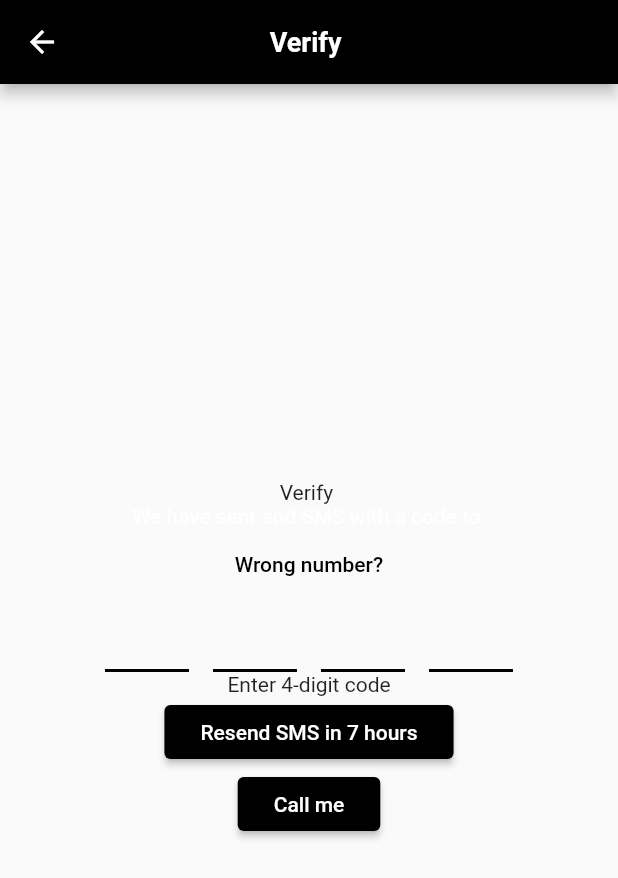
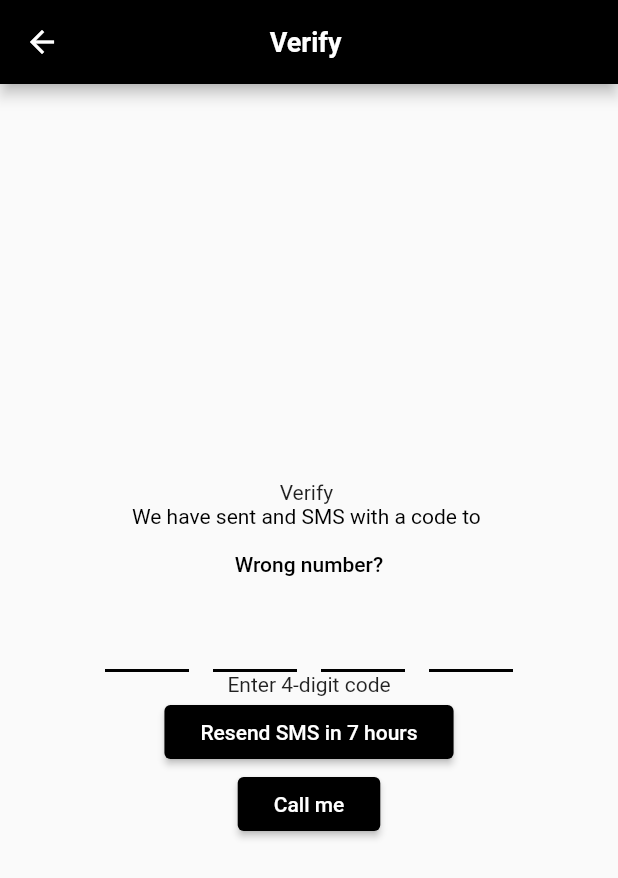
Before and after one commit to tkhenghong/snsChatFlutter, a Flutter app: the VerifyPhoneNumberPage screen opened directly with empty values, on a phone screen of 412 x 824 dp. Shown: the top 878 px of the screen. Run offline on Flutter 3.47's test engine with Material 2 defaults, Android fonts, the phone set to English and light mode, and no system bars; drawn by our look-alikes of pin_input_text_field; our stand-ins replace bloc, cached_network_image, cloud_firestore, contacts_service, country_code_picker, date_format and 12 more; missing offline and left inert: barcode_scan, flutter_downloader, jaguar_orm, jaguar_query, jaguar_query_sqflite, time_formatter; accounts and stored records are empty; network calls fail.

Commit message:
Fix some CSS issues

```diff
--- a/lib/general/ui-component/loading.dart
+++ b/lib/general/ui-component/loading.dart
@@ -1,7 +1,7 @@
 import 'package:flutter/material.dart';
 
 void showLoading(BuildContext context, String message) {
-  Color appBarTextTitleColor = Theme.of(context).appBarTheme.textTheme.title.color;
+  Color appBarTextTitleColor = Theme.of(context).primaryColor;
 
   showDialog(
       context: context,
--- a/lib/ui/pages/verify_phone_number/verify_phone_number_page.dart
+++ b/lib/ui/pages/verify_phone_number/verify_phone_number_page.dart
@@ -46,7 +46,7 @@ class VerifyPhoneNumberState extends State<VerifyPhoneNumberPage> {
 //                  color: Colors.black
                   ),
                   children: <TextSpan>[
-                TextSpan(text: 'We have sent and SMS with a code to '),
+                TextSpan(text: 'We have sent and SMS with a code to ', style: TextStyle(color: Theme.of(context).primaryColor)),
                 TextSpan(text: phoneNo.toString(), style: TextStyle(inherit: true, fontWeight: FontWeight.bold)),
 // TODO: Add other types of error messages for different situations
 //                TextSpan(text: 'Can\'t send an SMS with your code because you\'ve tried to register '),
```
